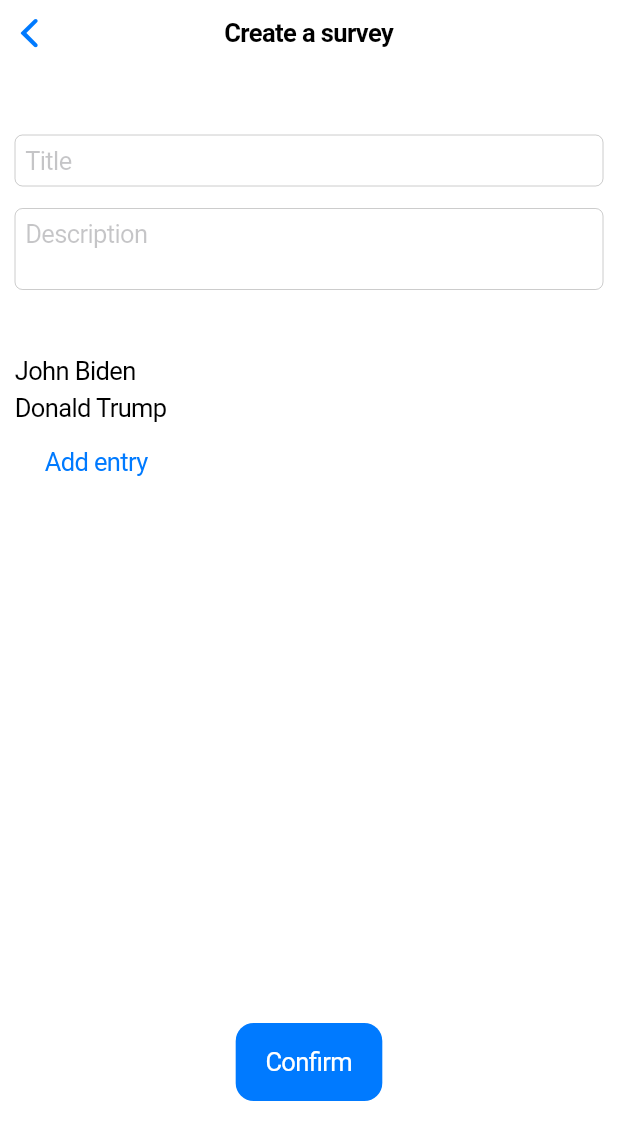
After one commit to qmmk/AWM-Project, a Flutter app: the CreateSurveyPage screen opened directly, on a phone screen of 412 x 824 dp. The commit adds this screen. Shown: the top 1140 px of the screen. Run offline on Flutter 3.47's test engine with Material 2 defaults, Android fonts, the phone set to English and light mode, and no system bars; our stand-ins replace after_layout, flutter_riverpod, flutter_secure_storage, get_it, hooks_riverpod, riverpod and 1 more; accounts and stored records are empty.

Commit message:
Create survey graphical implementation

```diff
--- a/Client-side/Surveys.MobileApp/surveys/lib/logic/configs/routing/routes.dart
+++ b/Client-side/Surveys.MobileApp/surveys/lib/logic/configs/routing/routes.dart
@@ -5,4 +5,6 @@ class Routes {
   static const String accessHub = "/access/accessHub";
   static const String signIn = "/access/signIn";
   static const String signUp = "/access/signUp";
+
+  static const String createSurveyEntry = "/create_survey_entry";
 }
--- a/Client-side/Surveys.MobileApp/surveys/lib/models/survey_details_model.dart
+++ b/Client-side/Surveys.MobileApp/surveys/lib/models/survey_detail_model.dart
@@ -8,5 +8,5 @@ class SurveyDetail {
   String customField02;
   String customdField03;
 
-  SurveyDetail({@required this.id, @required this.surveyId});
+  SurveyDetail({@required this.id, @required this.surveyId, this.description});
 }
--- a/Client-side/Surveys.MobileApp/surveys/lib/models/survey_model.dart
+++ b/Client-side/Surveys.MobileApp/surveys/lib/models/survey_model.dart
@@ -1,5 +1,5 @@
 import 'package:flutter/cupertino.dart';
-import 'package:surveys/models/survey_details_model.dart';
+import 'package:surveys/models/survey_detail_model.dart';
 
 class Survey {
   final int id;
--- a/Client-side/Surveys.MobileApp/surveys/lib/views/access/sign_in.dart
+++ b/Client-side/Surveys.MobileApp/surveys/lib/views/access/sign_in.dart
@@ -21,6 +21,7 @@ class _SignInPageState extends State<SignInPage> {
         child: Center(
           child: Padding(
             padding: const EdgeInsets.symmetric(horizontal: 10),
+            child: Form(
               child: Column(
                 mainAxisAlignment: MainAxisAlignment.center,
                 children: [
@@ -45,12 +46,14 @@ class _SignInPageState extends State<SignInPage> {
                       ),
                       onPressed: () {
                         Navigator.of(context).pushAndRemoveUntil(
-                          CupertinoPageRoute(builder: (context) => HomePage()),
+                            CupertinoPageRoute(
+                                builder: (context) => HomePage()),
                             ModalRoute.withName(Routes.root));
                       })
                 ],
               ),
             ),
+          ),
         ));
   }
 }
--- a/Client-side/Surveys.MobileApp/surveys/lib/views/access/sign_up.dart
+++ b/Client-side/Surveys.MobileApp/surveys/lib/views/access/sign_up.dart
@@ -21,6 +21,7 @@ class _SignUpPageState extends State<SignUpPage> {
         child: Center(
           child: Padding(
             padding: const EdgeInsets.symmetric(horizontal: 10),
+            child: Form(
               child: Column(
                 mainAxisAlignment: MainAxisAlignment.center,
                 children: [
@@ -45,12 +46,14 @@ class _SignUpPageState extends State<SignUpPage> {
                       ),
                       onPressed: () {
                         Navigator.of(context).pushAndRemoveUntil(
-                          CupertinoPageRoute(builder: (context) => HomePage()),
+                            CupertinoPageRoute(
+                                builder: (context) => HomePage()),
                             ModalRoute.withName(Routes.root));
                       })
                 ],
               ),
             ),
+          ),
         ));
   }
 }
--- a/Client-side/Surveys.MobileApp/surveys/lib/views/home.dart
+++ b/Client-side/Surveys.MobileApp/surveys/lib/views/home.dart
@@ -1,5 +1,6 @@
 import 'package:flutter/cupertino.dart';
-import 'package:surveys/views/sections/surveys/surveys.dart';
+import 'package:surveys/views/sections/create/create_survey_page.dart';
+import 'package:surveys/views/sections/surveys/surveys_page.dart';
 
 class HomePage extends StatefulWidget {
   HomePage({Key key}) : super(key: key);
@@ -26,7 +27,7 @@ class _HomePageState extends State<HomePage> {
             case 0:
               return SurveysPage();
             case 1:
-              return SurveysPage();
+              return CreateSurveyPage();
             case 2:
               return SurveysPage();
             default:
--- /dev/null
+++ b/Client-side/Surveys.MobileApp/surveys/lib/views/sections/create/create_survey_page.dart
@@ -0,0 +1,116 @@
+import 'package:flutter/cupertino.dart';
+import 'package:flutter/material.dart';
+import 'package:surveys/logic/configs/routing/routes.dart';
+import 'package:surveys/models/survey_detail_model.dart';
+import 'package:surveys/models/survey_model.dart';
+
+class CreateSurveyPage extends StatefulWidget {
+  CreateSurveyPage({Key key}) : super(key: key);
+
+  @override
+  _CreateSurveyPageState createState() => _CreateSurveyPageState();
+}
+
+class _CreateSurveyPageState extends State<CreateSurveyPage> {
+  Survey _survey;
+
+  @override
+  void initState() {
+    _survey = Survey(id: -1, details: [
+      SurveyDetail(id: 0, surveyId: -1, description: "John Biden"),
+      SurveyDetail(id: 1, surveyId: -1, description: "Donald Trump")
+    ]);
+    super.initState();
+  }
+
+  Widget _entryList() => ListView.separated(
+      shrinkWrap: true,
+      itemBuilder: (context, index) => GestureDetector(
+            onTap: () {
+              Navigator.of(context).pushNamed(Routes.createSurveyEntry,
+                  arguments: {
+                    "surveyDetail": _survey.details[index]
+                  }).then((value) {
+                setState(() {
+                  if (value != null) _survey.details[index].description = value;
+                });
+              });
+            },
+            child: Dismissible(
+                onDismissed: (direction) {
+                  setState(() {
+                    _survey.details.removeAt(index);
+                  });
+                },
+                key: Key(index.toString()),
+                child: Container(
+                    child: Text(_survey?.details[index].description))),
+          ),
+      separatorBuilder: (context, index) => SizedBox(
+            height: 5,
+          ),
+      itemCount: _survey?.details?.length ?? 0);
+
+  @override
+  Widget build(BuildContext context) {
+    return CupertinoPageScaffold(
+        navigationBar: CupertinoNavigationBar(
+          transitionBetweenRoutes: false,
+          middle: Text("Create a survey"),
+          border: null,
+        ),
+        child: Padding(
+          padding: const EdgeInsets.symmetric(horizontal: 10),
+          child: Form(
+            child: SingleChildScrollView(
+              child: Container(
+                height: MediaQuery.of(context).size.height,
+                child: Column(
+                  mainAxisAlignment: MainAxisAlignment.spaceAround,
+                  children: [
+                    Expanded(
+                      child: Column(
+                        crossAxisAlignment: CrossAxisAlignment.start,
+                        children: [
+                          Padding(
+                            padding: const EdgeInsets.only(bottom: 15),
+                            child: CupertinoTextField(
+                              placeholder: "Title",
+                            ),
+                          ),
+                          CupertinoTextField(
+                            placeholder: "Description",
+                            minLines: 2,
+                            maxLines: 10,
+                          ),
+                          if (_survey?.details != null) _entryList(),
+                          CupertinoButton(
+                              child: Text("Add entry"),
+                              onPressed: () {
+                                Navigator.of(context)
+                                    .pushNamed(Routes.createSurveyEntry)
+                                    .then((value) {
+                                  if (value != null)
+                                    setState(() {
+                                      _survey.details.add(SurveyDetail(
+                                          id: 0,
+                                          surveyId: -1,
+                                          description: value));
+                                    });
+                                });
+                              }),
+                        ],
+                      ),
+                    ),
+                    Flexible(
+                      child: CupertinoButton.filled(
+                          child: Text("Confirm"), onPressed: () {}),
+                    ),
+                  ],
+                ),
+              ),
+            ),
+          ),
+        ));
+  }
+}
```
Also changed, not shown: Client-side/Surveys.MobileApp/surveys/lib/logic/configs/routing/handlers.dart (+10 -0 lines), Client-side/Surveys.MobileApp/surveys/lib/views/sections/create/create_entry_page.dart (added, +65 -0 lines), Client-side/Surveys.MobileApp/surveys/lib/views/sections/surveys/surveys_page.dart (renamed from Client-side/Surveys.MobileApp/surveys/lib/views/sections/surveys/surveys.dart). Lines whose indentation alone changed are shown as unchanged.
